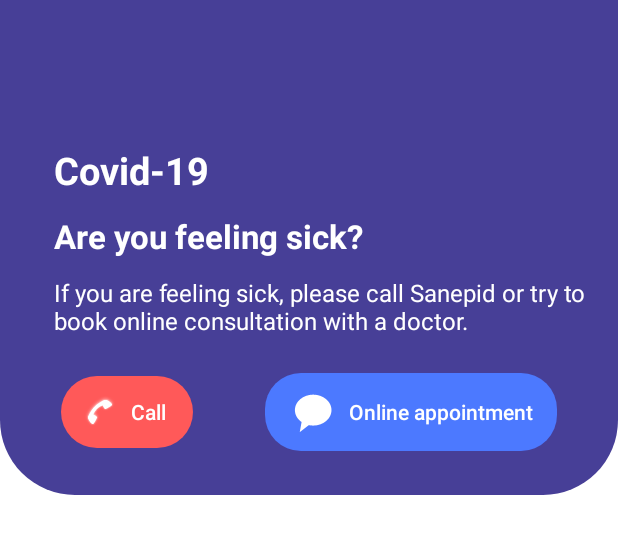
After one commit to D3mianGianoz/Covid-Info, an Android app: the layout fragment_main_screen.xml on its own in the app's theme, with its tools: preview values and no code run, on a phone screen of 412 x 824 dp. The commit adds this screen. Shown: the top 534 px of the screen. Run offline under Robolectric (Android 15) with nearby library versions, the phone set to English and light mode, and no system bars.

Commit message:
started with layout

```diff
--- /dev/null
+++ b/app/src/main/res/drawable/btn_call_bg.xml
@@ -0,0 +1,11 @@
+<?xml version="1.0" encoding="utf-8"?>
+<shape xmlns:android="http://schemas.android.com/apk/res/android"
+    android:shape="rectangle" android:padding="10dp">
+
+    <solid
+        android:color="#FFF"/>
+
+    <corners
+        android:radius="24dp"
+        />
+</shape>
--- /dev/null
+++ b/app/src/main/res/drawable/header_bg.xml
@@ -0,0 +1,11 @@
+<?xml version="1.0" encoding="utf-8"?>
+<shape xmlns:android="http://schemas.android.com/apk/res/android">
+
+    <solid
+        android:color="#473F97"/>
+
+    <corners
+        android:bottomRightRadius="50dp"
+        android:bottomLeftRadius="50dp"
+        />
+</shape>
--- /dev/null
+++ b/app/src/main/res/layout/fragment_main_screen.xml
@@ -0,0 +1,92 @@
+<?xml version="1.0" encoding="utf-8"?>
+<androidx.constraintlayout.widget.ConstraintLayout xmlns:android="http://schemas.android.com/apk/res/android"
+    xmlns:app="http://schemas.android.com/apk/res-auto"
+    xmlns:tools="http://schemas.android.com/tools"
+    android:layout_width="match_parent"
+    android:layout_height="match_parent">
+
+    <View
+        android:id="@+id/view"
+        android:layout_width="wrap_content"
+        android:layout_height="330dp"
+        android:background="@drawable/header_bg"
+        app:layout_constraintEnd_toEndOf="parent"
+        app:layout_constraintStart_toStartOf="parent"
+        app:layout_constraintTop_toTopOf="parent"></View>
+
+    <TextView
+        android:id="@+id/tv_covid19"
+        android:layout_width="wrap_content"
+        android:layout_height="wrap_content"
+        android:layout_marginStart="36dp"
+        android:layout_marginTop="96dp"
+        android:text="Covid-19"
+        android:textColor="#FFF"
+        android:textSize="25dp"
+        android:textStyle="bold"
+        app:layout_constraintStart_toStartOf="@+id/view"
+        app:layout_constraintTop_toTopOf="parent" />
+
+    <TextView
+        android:id="@+id/tv_feel"
+        android:layout_width="wrap_content"
+        android:layout_height="wrap_content"
+        android:layout_marginStart="36dp"
+        android:layout_marginTop="12dp"
+        android:text="Are you feeling sick?"
+        android:textColor="#FFF"
+        android:textSize="22dp"
+        android:textStyle="bold"
+        app:layout_constraintStart_toStartOf="@+id/view"
+        app:layout_constraintTop_toBottomOf="@id/tv_covid19" />
+
+    <TextView
+        android:id="@+id/tv_callinfo"
+        android:layout_width="match_parent"
+        android:layout_height="wrap_content"
+        android:layout_marginStart="36dp"
+        android:layout_marginTop="12dp"
+        android:text="If you are feeling sick, please call Sanepid or try to book online consultation with a doctor."
+        android:textColor="#FFF"
+        android:textSize="16dp"
+        app:layout_constraintStart_toStartOf="@+id/view"
+        app:layout_constraintTop_toBottomOf="@id/tv_feel" />
+
+    <LinearLayout
+        android:layout_width="wrap_content"
+        android:layout_height="wrap_content"
+        android:orientation="horizontal"
+        app:layout_constraintEnd_toEndOf="parent"
+        app:layout_constraintStart_toStartOf="parent"
+
+        app:layout_constraintTop_toBottomOf="@+id/tv_callinfo">
+
+        <com.google.android.material.button.MaterialButton
+            android:id="@+id/btn_call"
+            style="@style/Base.Widget.AppCompat.Button.Borderless"
+            android:layout_width="wrap_content"
+            android:layout_height="wrap_content"
+            android:layout_margin="24dp"
+            android:layout_weight="1"
+            android:background="@drawable/btn_call_bg"
+            android:text="Call"
+            android:textAllCaps="false"
+            android:theme="@style/Call.Button"
+            app:icon="@android:drawable/stat_sys_phone_call" />
+
+        <com.google.android.material.button.MaterialButton
+            android:id="@+id/btn_onlinehelp"
+            style="@style/Base.Widget.AppCompat.Button.Borderless"
+            android:layout_width="wrap_content"
+            android:layout_height="wrap_content"
+            android:layout_margin="24dp"
+            android:layout_weight="1"
+            android:background="@drawable/btn_call_bg"
+            android:text="Online appointment"
+            android:textAllCaps="false"
+            android:theme="@style/Online.Button"
+            android:backgroundTint="#FFF"
+            app:icon="@android:drawable/sym_action_chat" />
+    </LinearLayout>
+
+</androidx.constraintlayout.widget.ConstraintLayout>
--- a/app/src/main/res/values/styles.xml
+++ b/app/src/main/res/values/styles.xml
@@ -8,4 +8,27 @@
         <item name="colorAccent">@color/colorAccent</item>
     </style>
 
+
+
+    <style name="Call.Button" parent="Widget.MaterialComponents.Button">
+        <item name="materialThemeOverlay">@style/GreenButtonThemeOverlay</item>
+        <item name="strokeColor">#FFF</item>
+        <item name="strokeWidth">20dp</item>
+        <item name="backgroundTint">#3ad64f</item>
+    </style>
+
+    <style name="GreenButtonThemeOverlay">
+        <item name="colorPrimary">#FF5959</item>
+    </style>
+
+    <style name="Online.Button" parent="Widget.MaterialComponents.Button">
+        <item name="colorPrimary">#4C79FF</item>
+
+    </style>
+
+
+
+
+
+
 </resources>
```
